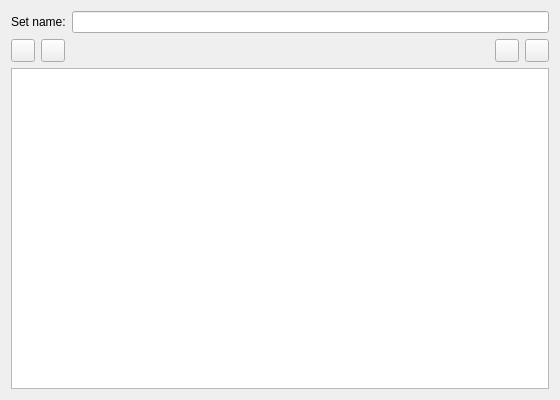
The window that src/ui/include/predefinedfiltersetedit.ui (64x-lunicorn/LogSquirl) describes before a commit, drawn with Qt 5.
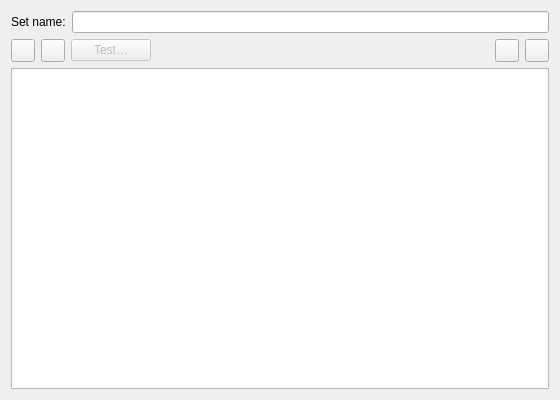
The same window after the commit. Icons and pictures are not drawn.

What changed in the file:
```diff
--- a/src/ui/include/predefinedfiltersetedit.ui
+++ b/src/ui/include/predefinedfiltersetedit.ui
@@ -61,6 +61,19 @@
        </property>
       </widget>
      </item>
+     <item>
+      <widget class="QPushButton" name="testFilterButton">
+       <property name="enabled">
+        <bool>false</bool>
+       </property>
+       <property name="toolTip">
+        <string>Test the pattern of the selected filter on Log Lines in the Regex Lab</string>
+       </property>
+       <property name="text">
+        <string>Test…</string>
+       </property>
+      </widget>
+     </item>
      <item>
       <spacer name="horizontalSpacer">
        <property name="orientation">
```
